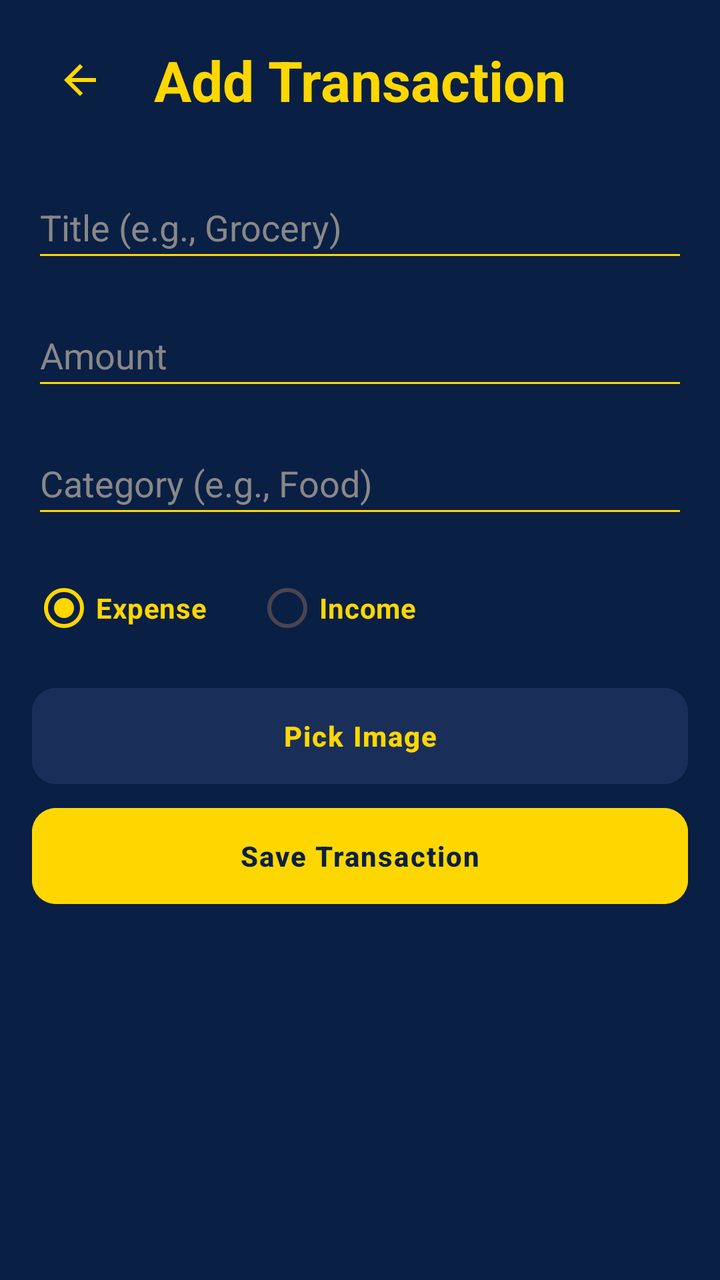
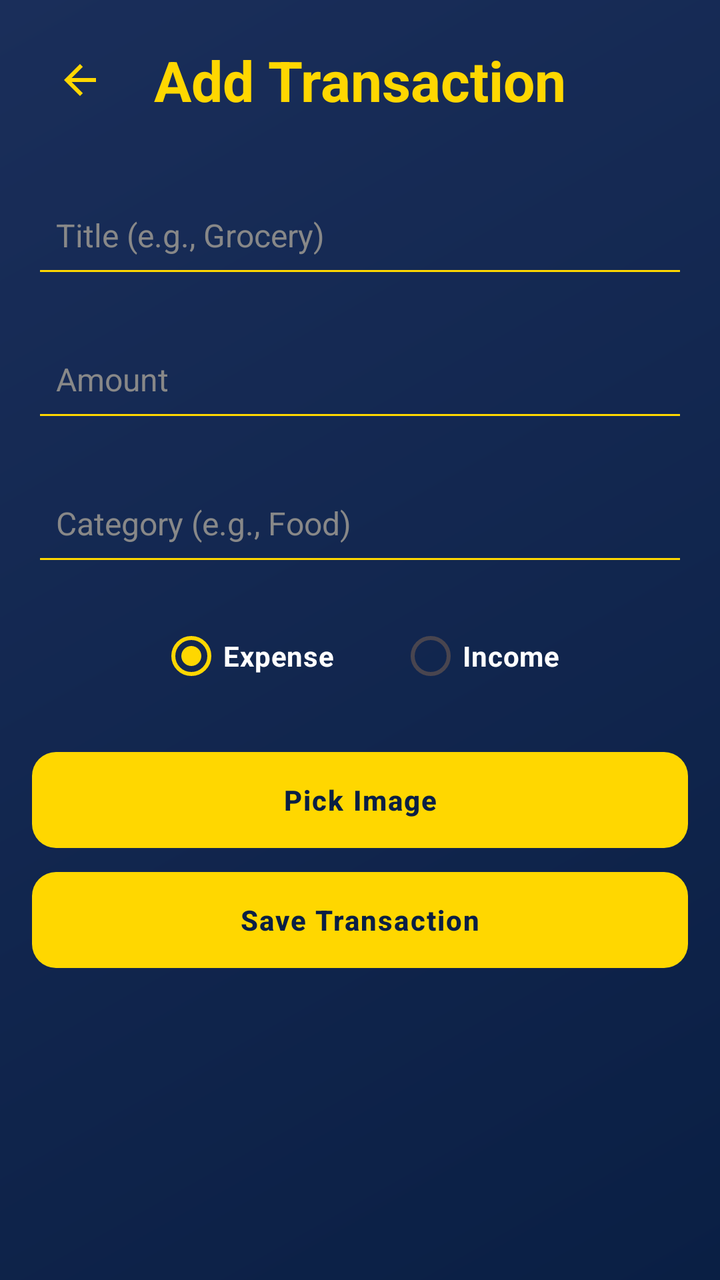

Compare the two renders of this Android layout. The source of the first and the diff that turns it into the second are given below.
<!-- AndroidManifest.xml: application theme Theme.CoinQuest -->
<!-- res/layout/activity_add_transaction.xml -->
<ScrollView xmlns:android="http://schemas.android.com/apk/res/android"
    xmlns:app="http://schemas.android.com/apk/res-auto"
    android:layout_width="match_parent"
    android:layout_height="match_parent"
    android:background="#0A1F44"
    android:fillViewport="true">

    <LinearLayout
        android:layout_width="match_parent"
        android:layout_height="wrap_content"
        android:orientation="vertical"
        android:padding="16dp"
        android:fitsSystemWindows="true">

        <RelativeLayout
            android:layout_width="match_parent"
            android:layout_height="wrap_content"
            android:layout_marginBottom="24dp">

            <ImageButton
                android:id="@+id/btnBack"
                android:layout_width="48dp"
                android:layout_height="48dp"
                android:background="?attr/selectableItemBackgroundBorderless"
                android:src="@drawable/ic_back"
                android:contentDescription="@string/back"
                android:layout_centerVertical="true"
                app:tint="#FFD700" />

            <TextView
                android:layout_width="wrap_content"
                android:layout_height="wrap_content"
                android:text="@string/add_transaction"
                style="@style/TextAppearance.CoinQuest.Headline"
                android:layout_centerInParent="true"/>
        </RelativeLayout>

        <EditText
            android:id="@+id/etTitle"
            android:layout_width="match_parent"
            android:layout_height="wrap_content"
            android:layout_marginBottom="16dp"
            android:autofillHints="name"
            android:backgroundTint="#FFD700"
            android:hint="@string/title_e_g_grocery"
            android:inputType="textCapSentences"
            android:minHeight="48dp"
            android:textColor="#FFD700"
            android:textColorHint="#888888"
            android:textSize="18sp" />

        <EditText
            android:id="@+id/etAmount"
            android:layout_width="match_parent"
            android:layout_height="wrap_content"
            android:layout_marginBottom="16dp"
            android:autofillHints=""
            android:backgroundTint="#FFD700"
            android:hint="@string/amount"
            android:inputType="numberDecimal"
            android:minHeight="48dp"
            android:textColor="#FFD700"
            android:textColorHint="#888888"
            android:textSize="18sp" />

        <EditText
            android:id="@+id/etCategory"
            android:layout_width="match_parent"
            android:layout_height="wrap_content"
            android:layout_marginBottom="16dp"
            android:autofillHints="none"
            android:backgroundTint="#FFD700"
            android:hint="@string/category_e_g_food"
            android:inputType="text"
            android:minHeight="48dp"
            android:textColor="#FFD700"
            android:textColorHint="#888888"
            android:textSize="18sp" />

        <RadioGroup
            android:id="@+id/rgType"
            android:layout_width="match_parent"
            android:layout_height="wrap_content"
            android:orientation="horizontal"
            android:layout_marginBottom="16dp">

            <RadioButton
                android:id="@+id/rbExpense"
                android:layout_width="wrap_content"
                android:layout_height="wrap_content"
                android:text="@string/expense"
                android:textColor="#FFD700"
                android:checked="true"
                android:buttonTint="#FFD700"
                android:textStyle="bold"/>

            <RadioButton
                android:id="@+id/rbIncome"
                android:layout_width="wrap_content"
                android:layout_height="wrap_content"
                android:text="@string/income"
                android:textColor="#FFD700"
                android:buttonTint="#FFD700"
                android:layout_marginStart="24dp"
                android:textStyle="bold"/>
        </RadioGroup>

        <Button
            android:id="@+id/btnPickImage"
            android:layout_width="match_parent"
            android:layout_height="wrap_content"
            android:text="@string/pick_image"
            android:backgroundTint="#1A2E5A"
            android:textColor="#FFD700"
            android:textStyle="bold"
            android:textAllCaps="false"
            android:layout_marginBottom="12dp"/>

        <ImageView
            android:id="@+id/ivTransactionImage"
            android:layout_width="match_parent"
            android:layout_height="200dp"
            android:layout_marginBottom="24dp"
            android:scaleType="centerCrop"
            android:visibility="gone"
            android:contentDescription="@string/transaction_image" />

        <Button
            android:id="@+id/btnSave"
            android:layout_width="match_parent"
            android:layout_height="wrap_content"
            android:text="@string/save_transaction"
            android:backgroundTint="#FFD700"
            android:textColor="#0A1F44"
            android:textStyle="bold"
            android:textAllCaps="false"/>

    </LinearLayout>
</ScrollView>
<!-- resources referenced by this layout -->
<resources>
  <!-- drawable ic_back (drawable) -->
  <vector xmlns:android="http://schemas.android.com/apk/res/android"
      android:width="24dp"
      android:height="24dp"
      android:viewportWidth="24"
      android:viewportHeight="24">
      <path
          android:fillColor="#000000"
          android:pathData="M20,11H7.83l5.59,-5.59L12,4l-8,8 8,8 1.41,-1.41L7.83,13H20v-2z" />
  </vector>
  <string name="add_transaction">Add Transaction</string>
  <string name="amount">Amount</string>
  <string name="back">Back</string>
  <string name="category_e_g_food">Category (e.g., Food)</string>
  <string name="expense">Expense</string>
  <string name="income">Income</string>
  <string name="pick_image">Pick Image</string>
  <string name="save_transaction">Save Transaction</string>
  <string name="title_e_g_grocery">Title (e.g., Grocery)</string>
  <string name="transaction_image">Transaction Image</string>
  <style name="TextAppearance.CoinQuest.Headline" parent="TextAppearance.Material3.HeadlineLarge">
          <item name="android:textSize">@dimen/text_size_headline</item>
          <item name="android:textStyle">bold</item>
          <item name="android:textColor">@color/gold</item>
      </style>
  <style name="Theme.CoinQuest" parent="Base.Theme.CoinQuest" />
  <dimen name="text_size_headline">28sp</dimen>
  <color name="gold">#FFD700</color>
  <style name="Base.Theme.CoinQuest" parent="Theme.Material3.DayNight.NoActionBar">
          <item name="colorPrimary">@color/gold</item>
          <item name="colorOnPrimary">@color/navy</item>
          <item name="android:statusBarColor">@color/navy</item>
          <item name="android:windowBackground">@drawable/bg_main_gradient</item>
  
          
          <item name="textAppearanceHeadlineLarge">@style/TextAppearance.CoinQuest.Headline</item>
          <item name="textAppearanceTitleLarge">@style/TextAppearance.CoinQuest.Title</item>
          <item name="textAppearanceBodyLarge">@style/TextAppearance.CoinQuest.Body</item>
  
          
          <item name="materialButtonStyle">@style/Widget.CoinQuest.Button</item>
      </style>
  <color name="navy">#0A1F44</color>
  <!-- drawable bg_main_gradient (drawable) -->
  <?xml version="1.0" encoding="utf-8"?>
  <shape xmlns:android="http://schemas.android.com/apk/res/android"
      android:shape="rectangle">
      <gradient
          android:startColor="#0A1F44"
          android:endColor="#1A2E5A"
          android:angle="135" />
  </shape>
  <style name="TextAppearance.CoinQuest.Title" parent="TextAppearance.Material3.TitleLarge">
          <item name="android:textSize">@dimen/text_size_title</item>
          <item name="android:textStyle">bold</item>
          <item name="android:textColor">@color/white</item>
      </style>
  <style name="TextAppearance.CoinQuest.Body" parent="TextAppearance.Material3.BodyLarge">
          <item name="android:textSize">@dimen/text_size_body</item>
          <item name="android:textStyle">normal</item>
          <item name="android:textColor">@color/white</item>
      </style>
  <style name="Widget.CoinQuest.Button" parent="Widget.Material3.Button">
          <item name="android:insetTop">0dp</item>
          <item name="android:insetBottom">0dp</item>
          <item name="shapeAppearanceOverlay">@style/ShapeAppearance.CoinQuest.Button</item>
          <item name="android:textAllCaps">false</item>
          <item name="android:textStyle">bold</item>
          <item name="android:letterSpacing">0.05</item>
      </style>
  <dimen name="text_size_title">20sp</dimen>
  <color name="white">#FFFFFF</color>
  <dimen name="text_size_body">16sp</dimen>
  <style name="ShapeAppearance.CoinQuest.Button" parent="">
          <item name="cornerSize">12dp</item>
      </style>
</resources>

<!-- the commit's change to res/layout/activity_add_transaction.xml (unified diff, before → after) -->
@@ -2,7 +2,6 @@
     xmlns:app="http://schemas.android.com/apk/res-auto"
     android:layout_width="match_parent"
     android:layout_height="match_parent"
-    android:background="#0A1F44"
     android:fillViewport="true">
 
     <LinearLayout
@@ -25,7 +24,7 @@
                 android:src="@drawable/ic_back"
                 android:contentDescription="@string/back"
                 android:layout_centerVertical="true"
-                app:tint="#FFD700" />
+                app:tint="@color/gold" />
 
             <TextView
                 android:layout_width="wrap_content"
@@ -38,60 +37,61 @@
         <EditText
             android:id="@+id/etTitle"
             android:layout_width="match_parent"
-            android:layout_height="wrap_content"
+            android:layout_height="56dp"
             android:layout_marginBottom="16dp"
             android:autofillHints="name"
-            android:backgroundTint="#FFD700"
+            android:backgroundTint="@color/gold"
             android:hint="@string/title_e_g_grocery"
             android:inputType="textCapSentences"
-            android:minHeight="48dp"
-            android:textColor="#FFD700"
+            android:textColor="@color/white"
             android:textColorHint="#888888"
-            android:textSize="18sp" />
+            android:paddingHorizontal="12dp"
+            android:textSize="@dimen/text_size_body" />
 
         <EditText
             android:id="@+id/etAmount"
             android:layout_width="match_parent"
-            android:layout_height="wrap_content"
+            android:layout_height="56dp"
             android:layout_marginBottom="16dp"
             android:autofillHints=""
-            android:backgroundTint="#FFD700"
+            android:backgroundTint="@color/gold"
             android:hint="@string/amount"
             android:inputType="numberDecimal"
-            android:minHeight="48dp"
-            android:textColor="#FFD700"
+            android:textColor="@color/white"
             android:textColorHint="#888888"
-            android:textSize="18sp" />
+            android:paddingHorizontal="12dp"
+            android:textSize="@dimen/text_size_body" />
 
         <EditText
             android:id="@+id/etCategory"
             android:layout_width="match_parent"
-            android:layout_height="wrap_content"
+            android:layout_height="56dp"
             android:layout_marginBottom="16dp"
             android:autofillHints="none"
-            android:backgroundTint="#FFD700"
+            android:backgroundTint="@color/gold"
             android:hint="@string/category_e_g_food"
             android:inputType="text"
-            android:minHeight="48dp"
-            android:textColor="#FFD700"
+            android:textColor="@color/white"
             android:textColorHint="#888888"
-            android:textSize="18sp" />
+            android:paddingHorizontal="12dp"
+            android:textSize="@dimen/text_size_body" />
 
         <RadioGroup
             android:id="@+id/rgType"
             android:layout_width="match_parent"
             android:layout_height="wrap_content"
             android:orientation="horizontal"
-            android:layout_marginBottom="16dp">
+            android:layout_marginBottom="24dp"
+            android:gravity="center">
 
             <RadioButton
                 android:id="@+id/rbExpense"
                 android:layout_width="wrap_content"
                 android:layout_height="wrap_content"
                 android:text="@string/expense"
-                android:textColor="#FFD700"
+                android:textColor="@color/white"
                 android:checked="true"
-                android:buttonTint="#FFD700"
+                android:buttonTint="@color/gold"
                 android:textStyle="bold"/>
 
             <RadioButton
@@ -99,9 +99,9 @@
                 android:layout_width="wrap_content"
                 android:layout_height="wrap_content"
                 android:text="@string/income"
-                android:textColor="#FFD700"
-                android:buttonTint="#FFD700"
-                android:layout_marginStart="24dp"
+                android:textColor="@color/white"
+                android:buttonTint="@color/gold"
+                android:layout_marginStart="32dp"
                 android:textStyle="bold"/>
         </RadioGroup>
 
@@ -110,10 +110,6 @@
             android:layout_width="match_parent"
             android:layout_height="wrap_content"
             android:text="@string/pick_image"
-            android:backgroundTint="#1A2E5A"
-            android:textColor="#FFD700"
-            android:textStyle="bold"
-            android:textAllCaps="false"
             android:layout_marginBottom="12dp"/>
 
         <ImageView
@@ -129,11 +125,7 @@
             android:id="@+id/btnSave"
             android:layout_width="match_parent"
             android:layout_height="wrap_content"
-            android:text="@string/save_transaction"
-            android:backgroundTint="#FFD700"
-            android:textColor="#0A1F44"
-            android:textStyle="bold"
-            android:textAllCaps="false"/>
+            android:text="@string/save_transaction"/>
 
     </LinearLayout>
 </ScrollView>
<!-- resource entries referenced after the edit -->
@@ -33,6 +33,9 @@
           <item name="colorOnPrimary">@color/navy</item>
           <item name="android:statusBarColor">@color/navy</item>
           <item name="android:windowBackground">@drawable/bg_main_gradient</item>
+  
+          
+          <item name="android:windowActivityTransitions">true</item>
   
           
           <item name="textAppearanceHeadlineLarge">@style/TextAppearance.CoinQuest.Headline</item>
